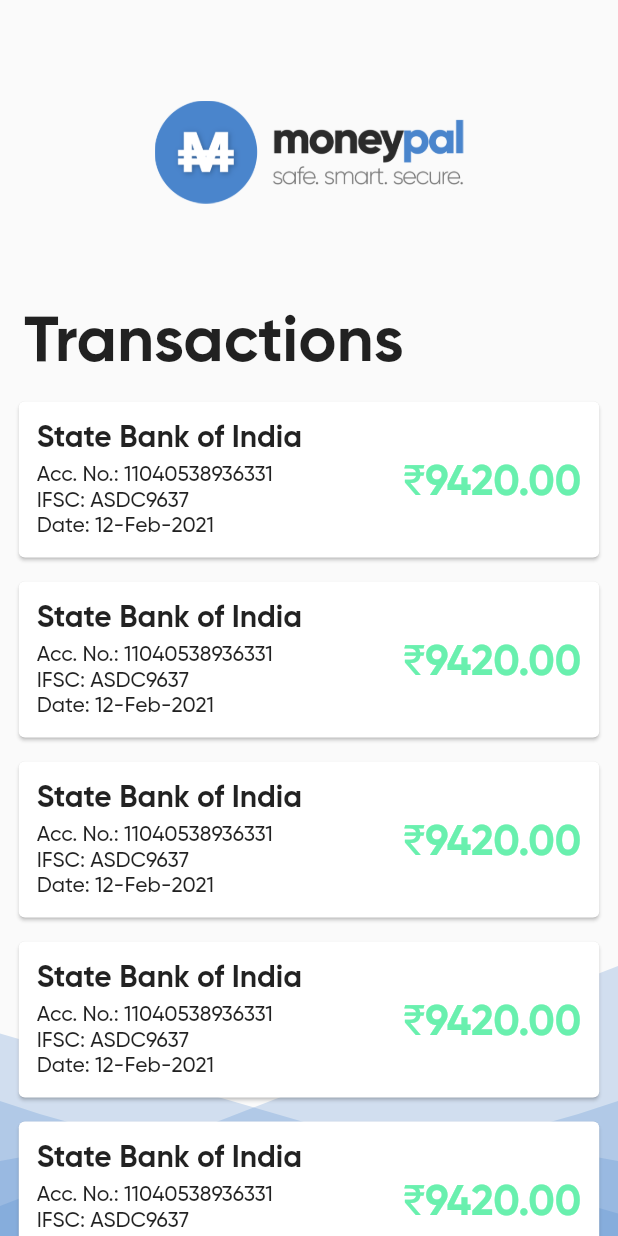
After one commit to Mayur57/moneypal, a Flutter app: the TransactionsScreen screen opened by its route, on a phone screen of 412 x 824 dp. The commit adds this screen. Run offline on Flutter 3.47's test engine with Material 2 defaults, Android fonts, the phone set to English and light mode, and no system bars; our stand-ins replace fluttertoast, font_awesome_flutter, simple_animations, vibration; missing offline and left inert: pin_view, qr_code_scanner.

Commit message:
Implement Transactions Page

```diff
--- a/lib/screens/settingsScreen.dart
+++ b/lib/screens/settingsScreen.dart
@@ -99,7 +99,11 @@
                     ),
                   ),
                 ),
-                Padding(
+                GestureDetector(
+                  onTap: () {
+                    Navigator.pushNamed(context, '/trans');
+                  },
+                  child: Padding(
                     padding: const EdgeInsets.only(top: 32.0, left: 32),
                     child: Align(
                       alignment: Alignment.centerLeft,
@@ -108,6 +112,7 @@
                         style: TextStyle(
                           fontSize: 28,
                           fontFamily: MEDIUM,
+                        ),
                       ),
                     ),
                   ),
--- /dev/null
+++ b/lib/screens/transactions.dart
@@ -0,0 +1,177 @@
+import 'dart:math';
+
+import 'package:flutter/material.dart';
+import 'package:flutter/services.dart';
+import 'package:moneypal/anim/waves.dart';
+import 'package:moneypal/utils/strings.dart';
+
+class TransactionsScreen extends StatefulWidget {
+  const TransactionsScreen({Key key}) : super(key: key);
+
+  @override
+  _TransactionsScreenState createState() => _TransactionsScreenState();
+}
+
+class _TransactionsScreenState extends State<TransactionsScreen> {
+  @override
+  Widget build(BuildContext context) {
+    return Scaffold(
+      body: Stack(
+        children: [
+          positionBottom(
+            Wave(
+              height: 180,
+              speed: 1.0,
+            ),
+          ),
+          positionBottom(
+            Wave(
+              height: 100,
+              speed: 1.0,
+              offset: pi,
+            ),
+          ),
+          positionBottom(
+            Wave(
+              height: 200,
+              speed: 1.3,
+              offset: pi / 2,
+            ),
+          ),
+          positionBottom(
+            Wave(
+              height: 150,
+              speed: 0.7,
+              offset: -pi / 2,
+            ),
+          ),
+          positionTop(
+            SingleChildScrollView(
+              child: Column(
+                children: [
+                  Padding(
+                    padding: const EdgeInsets.only(top: 67.0),
+                    child: Image.asset(
+                      "assets/images/logo_text_long.png",
+                      width: MediaQuery.of(context).size.width * 0.5,
+                    ),
+                  ),
+                  Padding(
+                    padding: const EdgeInsets.only(top: 67.0, left: 16),
+                    child: Align(
+                      alignment: Alignment.centerLeft,
+                      child: Text(
+                        "Transactions",
+                        style: TextStyle(
+                          fontSize: 43,
+                          fontFamily: BOLD,
+                        ),
+                      ),
+                    ),
+                  ),
+                  TransactionCard(context, "State Bank of India", "12-Feb-2021"),
+                  TransactionCard(context, "State Bank of India", "12-Feb-2021"),
+                  TransactionCard(context, "State Bank of India", "12-Feb-2021"),
+                  TransactionCard(context, "State Bank of India", "12-Feb-2021"),
+                  TransactionCard(context, "State Bank of India", "12-Feb-2021"),
+                  TransactionCard(context, "State Bank of India", "12-Feb-2021"),
+                  TransactionCard(context, "State Bank of India", "12-Feb-2021"),
+                  TransactionCard(context, "State Bank of India", "12-Feb-2021"),
+                  TransactionCard(context, "State Bank of India", "12-Feb-2021"),
+                  TransactionCard(context, "State Bank of India", "12-Feb-2021"),
+                  TransactionCard(context, "State Bank of India", "12-Feb-2021"),
+                  TransactionCard(context, "State Bank of India", "12-Feb-2021"),
+                ],
+              ),
+            ),
+          ),
+        ],
+      ),
+    );
+  }
+}
+
+Widget TransactionCard(context, bank, date){
+  Random r = new Random();
+  int amount = r.nextInt(20000) - 10000;
+  return Padding(
+    padding: const EdgeInsets.only(top: 8.0),
+    child: Align(
+      alignment: Alignment.center,
+      child: Card(
+        child: Container(
+          width: MediaQuery.of(context).size.width - 25,
+          // height: 85,
+          child: Stack(
+            children: [
+              Column(
+                children: [
+                  Align(
+                    alignment: Alignment.topLeft,
+                    child: Padding(
+                      padding: const EdgeInsets.only(top:12.0, left: 12, bottom: 4),
+                      child: Text(bank, style: TextStyle(fontFamily: BOLD, fontSize: 20)),
+                    ),
+                  ),
+                  Align(
+                    alignment: Alignment.topLeft,
+                    child: Padding(
+                      padding: const EdgeInsets.symmetric(horizontal: 12.0),
+                      child: Text("Acc. No.: " + generateAccountNumber(), style: TextStyle(fontFamily: MEDIUM, fontSize: 14)),
+                    ),
+                  ),
+                  Align(
+                    alignment: Alignment.topLeft,
+                    child: Padding(
+                      padding: const EdgeInsets.symmetric(horizontal: 12.0),
+                      child: Text("IFSC: ASDC" + r.nextInt(40000).toString() , style: TextStyle(fontFamily: MEDIUM, fontSize: 14)),
+                    ),
+                  ),
+                  Align(
+                    alignment: Alignment.topLeft,
+                    child: Padding(
+                      padding: const EdgeInsets.only( left: 12, bottom: 12),
+                      child: Text("Date: " + date, style: TextStyle(fontFamily: MEDIUM, fontSize: 14)),
+                    ),
+                  ),
+                ],
+              ),
+              Align(
+                alignment: Alignment.centerRight,
+                child: Padding(
+                  padding: const EdgeInsets.only(top: 36.0, right: 12,),
+                  child: Text(amount > 0 ? "₹" + "$amount.00" : "-₹" + "$amount.00".substring(1), style: TextStyle(fontSize: 28, fontFamily: BOLD, color: amount < 0 ? Colors.redAccent : Colors.greenAccent),),
+                ),
+              ),
+            ],
+          ),
+        ),
+      ),
+    ),
+  );
+}
+
+generateAccountNumber() {
+  Random rand = new Random();
+  double out = rand.nextDouble();
+  print(out);
+  out = out * 100000000000000.0;
+  print(out);
+  int result = out.toInt();
+  print(result);
+  return result.toString();
+}
+
+positionBottom(Widget child) => Positioned.fill(
+      child: Align(
+        alignment: Alignment.bottomCenter,
+        child: child,
+      ),
+    );
+
+positionTop(Widget child) => Positioned.fill(
+      child: Align(
+        alignment: Alignment.topCenter,
+        child: child,
+      ),
+    );
--- a/lib/utils/routes.dart
+++ b/lib/utils/routes.dart
@@ -6,6 +6,7 @@
 import 'package:moneypal/screens/loginPage.dart';
 import 'package:moneypal/screens/placeholderScreen.dart';
 import 'package:moneypal/screens/settingsScreen.dart';
+import 'package:moneypal/screens/transactions.dart';
 
 class RouteGenerator {
   static Route<dynamic> generateRoute(RouteSettings settings) {
@@ -22,6 +23,8 @@
         return MaterialPageRoute(builder: (_) => SettingsScreen());
       case '/bal':
         return MaterialPageRoute(builder: (_) => BalanceScreen());
+      case '/trans':
+        return MaterialPageRoute(builder: (_) => TransactionsScreen());
       default:
         return MaterialPageRoute(builder: (_) => PlaceholderScreen());
     }
```
Lines whose indentation alone changed are shown as unchanged.
